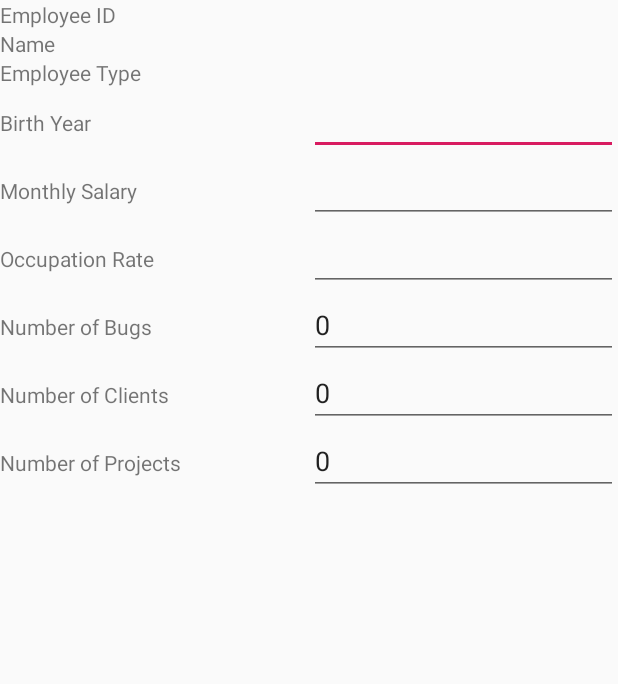
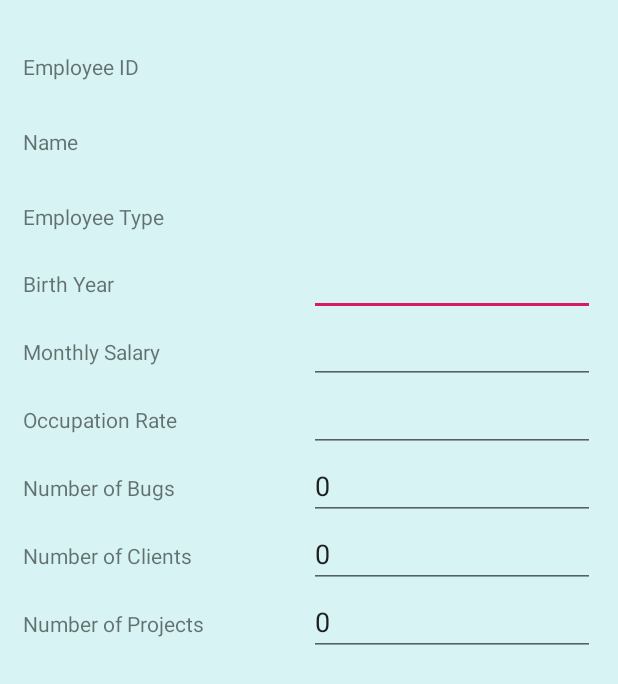
Before and after one commit to Taran2994/AndroidProject, an Android app: the layout activity_edit_details.xml on its own in the app's theme, with its tools: preview values and no code run, on a phone screen of 412 x 824 dp. Shown: the top 684 px of the screen. Run offline under Robolectric (Android 15) with nearby library versions, the phone set to English and light mode, and no system bars.

Commit message:
Design Improvements (Edit Details Activity) C#39

```diff
--- a/app/src/main/java/com/example/myapplication/Manager.java
+++ b/app/src/main/java/com/example/myapplication/Manager.java
@@ -23,7 +23,7 @@ public class Manager extends Employee {
     private double annualIncome() {
 
         double base = getBaseSalary();
-        double bonus = this.nbClients * gain_Factor_Client;
+        double bonus = (this.nbClients * gain_Factor_Client)+(this.nbClients * gain_Factor_Travel);
 
         double totalIncome = base + bonus;
         return totalIncome;
--- a/app/src/main/res/layout/activity_edit_details.xml
+++ b/app/src/main/res/layout/activity_edit_details.xml
@@ -4,7 +4,9 @@
     xmlns:tools="http://schemas.android.com/tools"
     android:layout_width="match_parent"
     android:layout_height="match_parent"
+    android:background="#3A60DDDD"
     android:orientation="vertical"
+    android:padding="15dp"
     tools:context=".EditDetails">
 
     <LinearLayout
@@ -14,14 +16,19 @@
         <TextView
             android:layout_width="0dp"
             android:layout_height="wrap_content"
+            android:layout_marginTop="15dp"
+            android:layout_marginBottom="15dp"
             android:layout_weight="1"
             android:text="Employee ID"></TextView>
 
         <TextView
+            android:id="@+id/empIDTV"
             android:layout_width="0dp"
             android:layout_height="wrap_content"
+            android:layout_marginTop="15dp"
             android:layout_weight="1"
-            android:id="@+id/empIDTV"></TextView>
+            android:textColor="#0C0C0C"
+            android:textSize="18sp"></TextView>
 
 
     </LinearLayout>
@@ -33,14 +40,19 @@
         <TextView
             android:layout_width="0dp"
             android:layout_height="wrap_content"
+            android:layout_marginTop="15dp"
+            android:layout_marginBottom="15dp"
             android:layout_weight="1"
             android:text="Name"></TextView>
 
         <TextView
+            android:id="@+id/empNameTV"
             android:layout_width="0dp"
             android:layout_height="wrap_content"
+            android:layout_marginTop="15dp"
             android:layout_weight="1"
-            android:id="@+id/empNameTV"></TextView>
+            android:textColor="#0C0B0B"
+            android:textSize="18sp"></TextView>
 
 
     </LinearLayout>
@@ -52,14 +64,19 @@
         <TextView
             android:layout_width="0dp"
             android:layout_height="wrap_content"
+            android:layout_marginTop="15dp"
+            android:layout_marginBottom="15dp"
             android:layout_weight="1"
             android:text="Employee Type"></TextView>
 
         <TextView
+            android:id="@+id/empTypeTV"
             android:layout_width="0dp"
             android:layout_height="wrap_content"
+            android:layout_marginTop="15dp"
             android:layout_weight="1"
-            android:id="@+id/empTypeTV"></TextView>
+            android:textColor="#0B0A0A"
+            android:textSize="18sp"></TextView>
 
 
     </LinearLayout>
@@ -75,10 +92,10 @@
             android:text="Birth Year"></TextView>
 
         <EditText
+            android:id="@+id/birthYearET"
             android:layout_width="0dp"
             android:layout_height="wrap_content"
-            android:layout_weight="1"
-            android:id="@+id/birthYearET"></EditText>
+            android:layout_weight="1"></EditText>
 
 
     </LinearLayout>
@@ -94,10 +111,11 @@
             android:text="Monthly Salary"></TextView>
 
         <EditText
+            android:id="@+id/monthlySalET"
             android:layout_width="0dp"
             android:layout_height="wrap_content"
             android:layout_weight="1"
-            android:id="@+id/monthlySalET"></EditText>
+            android:inputType="numberDecimal"></EditText>
 
 
     </LinearLayout>
@@ -113,10 +131,11 @@
             android:text="Occupation Rate"></TextView>
 
         <EditText
+            android:id="@+id/ocpRateET"
             android:layout_width="0dp"
             android:layout_height="wrap_content"
             android:layout_weight="1"
-            android:id="@+id/ocpRateET"></EditText>
+            android:inputType="numberDecimal"></EditText>
 
 
     </LinearLayout>
@@ -126,57 +145,62 @@
         android:layout_height="wrap_content">
 
         <TextView
+            android:id="@+id/numBugsTV"
             android:layout_width="0dp"
             android:layout_height="wrap_content"
             android:layout_weight="1"
-            android:text="Number of Bugs"
-            android:id="@+id/numBugsTV"></TextView>
+            android:text="Number of Bugs"></TextView>
 
         <EditText
             android:id="@+id/numBugsET"
             android:layout_width="0dp"
             android:layout_height="wrap_content"
             android:layout_weight="1"
+            android:inputType="number"
             android:text="0"></EditText>
 
 
     </LinearLayout>
+
     <LinearLayout
         android:layout_width="match_parent"
         android:layout_height="wrap_content">
 
         <TextView
+            android:id="@+id/numClientsTV"
             android:layout_width="0dp"
             android:layout_height="wrap_content"
             android:layout_weight="1"
-            android:text="Number of Clients"
-            android:id="@+id/numClientsTV"></TextView>
+            android:text="Number of Clients"></TextView>
 
         <EditText
             android:id="@+id/numClientsET"
             android:layout_width="0dp"
             android:layout_height="wrap_content"
             android:layout_weight="1"
+            android:inputType="number"
             android:text="0"></EditText>
 
 
     </LinearLayout>
+
     <LinearLayout
         android:layout_width="match_parent"
         android:layout_height="wrap_content">
 
         <TextView
+            android:id="@+id/numProjectsTV"
             android:layout_width="0dp"
             android:layout_height="wrap_content"
             android:layout_weight="1"
-            android:text="Number of Projects"
-            android:id="@+id/numProjectsTV"></TextView>
+            android:text="Number of Projects"></TextView>
 
         <EditText
             android:id="@+id/numProjectsET"
             android:layout_width="0dp"
             android:layout_height="wrap_content"
             android:layout_weight="1"
+            android:inputType="number"
             android:text="0"></EditText>
 
 
--- a/app/src/main/res/layout/activity_registeration_form.xml
+++ b/app/src/main/res/layout/activity_registeration_form.xml
@@ -238,6 +238,7 @@
                 android:ems="10"
                 android:gravity="center"
                 android:inputType="numberDecimal"
+                android:text="100"
 
                 app:layout_constraintEnd_toEndOf="parent"
                 app:layout_constraintHorizontal_bias="0.5"
```
